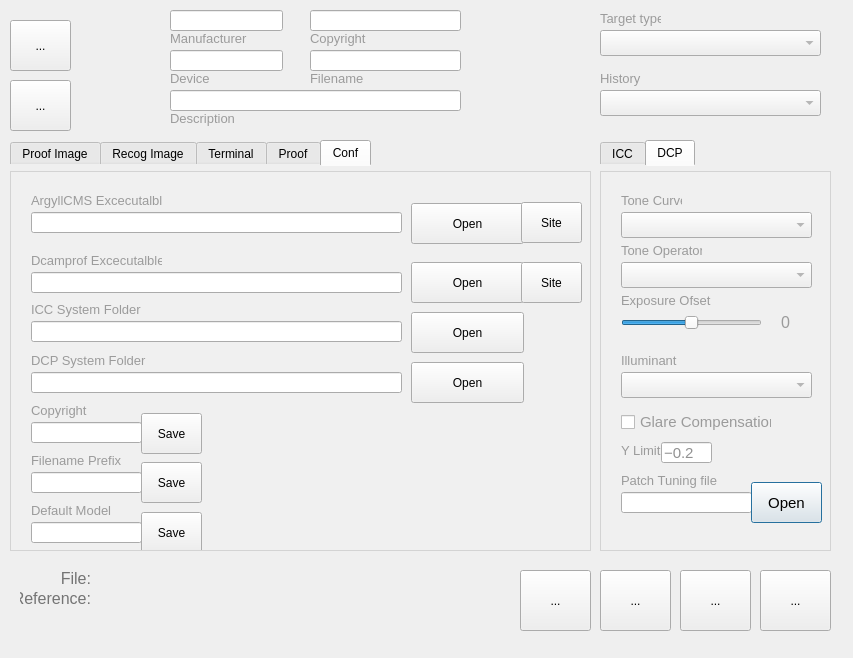
Above: main.ui from jpereiranet/roughprofiler before the change. Below: the same form after it.
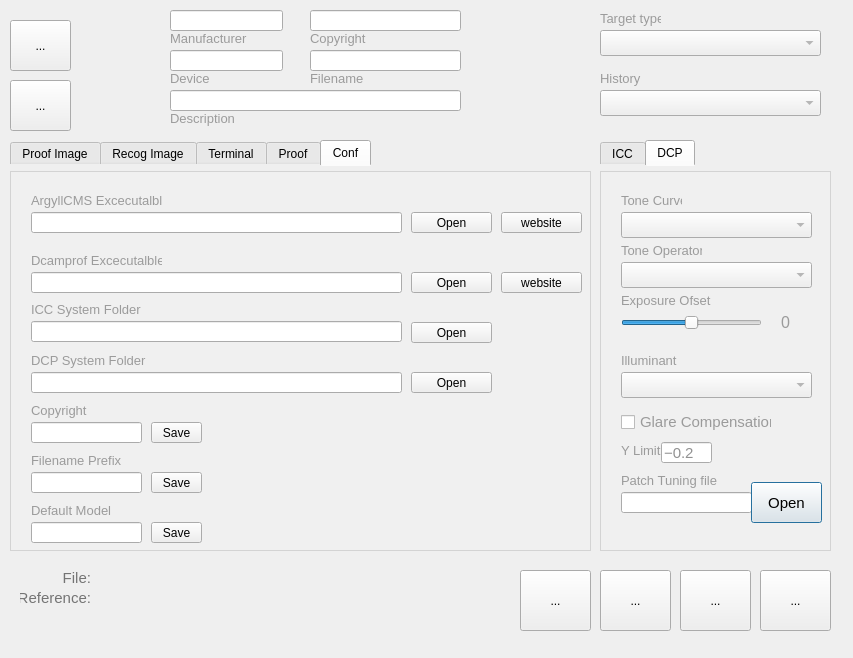
That is the form after the change. The open tabs and pages were chosen to show the change.

```diff
--- a/main.ui
+++ b/main.ui
@@ -22,6 +22,11 @@
     <height>0</height>
    </size>
   </property>
+  <property name="font">
+   <font>
+    <family>Arial</family>
+   </font>
+  </property>
   <property name="windowTitle">
    <string>RoughProfiler2 by JPEREIRA.net</string>
   </property>
@@ -89,7 +94,8 @@
    </property>
    <property name="font">
     <font>
-     <pointsize>12</pointsize>
+     <family>Arial</family>
+     <pointsize>11</pointsize>
     </font>
    </property>
    <property name="styleSheet">
@@ -113,7 +119,8 @@
    </property>
    <property name="font">
     <font>
-     <pointsize>12</pointsize>
+     <family>Arial</family>
+     <pointsize>11</pointsize>
     </font>
    </property>
    <property name="styleSheet">
@@ -994,6 +1001,11 @@
      <height>411</height>
     </rect>
    </property>
+   <property name="font">
+    <font>
+     <family>Arial</family>
+    </font>
+   </property>
    <property name="autoFillBackground">
     <bool>false</bool>
    </property>
@@ -1317,32 +1329,6 @@
       <string>Dcamprof Excecutalbles</string>
      </property>
     </widget>
-    <widget class="QPushButton" name="OpenArgyllPath">
-     <property name="geometry">
-      <rect>
-       <x>400</x>
-       <y>31</y>
-       <width>113</width>
-       <height>41</height>
-      </rect>
-     </property>
-     <property name="text">
-      <string>Open</string>
-     </property>
-    </widget>
-    <widget class="QPushButton" name="openDcamprofPath">
-     <property name="geometry">
-      <rect>
-       <x>400</x>
-       <y>90</y>
-       <width>113</width>
-       <height>41</height>
-      </rect>
-     </property>
-     <property name="text">
-      <string>Open</string>
-     </property>
-    </widget>
     <widget class="QLineEdit" name="boxConfICCPath">
      <property name="geometry">
       <rect>
@@ -1364,19 +1350,6 @@
       <bool>true</bool>
      </property>
     </widget>
-    <widget class="QPushButton" name="OpenICCsystemPath">
-     <property name="geometry">
-      <rect>
-       <x>400</x>
-       <y>140</y>
-       <width>113</width>
-       <height>41</height>
-      </rect>
-     </property>
-     <property name="text">
-      <string>Open</string>
-     </property>
-    </widget>
     <widget class="QLabel" name="confLabelICCPath">
      <property name="geometry">
       <rect>
@@ -1419,19 +1392,6 @@
       <string>DCP System Folder</string>
      </property>
     </widget>
-    <widget class="QPushButton" name="OpenDCPsistemPath">
-     <property name="geometry">
-      <rect>
-       <x>400</x>
-       <y>190</y>
-       <width>113</width>
-       <height>41</height>
-      </rect>
-     </property>
-     <property name="text">
-      <string>Open</string>
-     </property>
-    </widget>
     <widget class="QLineEdit" name="boxConfDCPSystemPath">
      <property name="geometry">
       <rect>
@@ -1464,6 +1424,7 @@
      </property>
      <property name="font">
       <font>
+       <family>Arial</family>
        <pointsize>11</pointsize>
       </font>
      </property>
@@ -1482,6 +1443,7 @@
      </property>
      <property name="font">
       <font>
+       <family>Arial</family>
        <pointsize>10</pointsize>
       </font>
      </property>
@@ -1492,19 +1454,6 @@
       <string>Copyright</string>
      </property>
     </widget>
-    <widget class="QPushButton" name="SaveCopyright">
-     <property name="geometry">
-      <rect>
-       <x>130</x>
-       <y>241</y>
-       <width>61</width>
-       <height>41</height>
-      </rect>
-     </property>
-     <property name="text">
-      <string>Save</string>
-     </property>
-    </widget>
     <widget class="QLineEdit" name="boxConfFilenamePrefix">
      <property name="geometry">
       <rect>
@@ -1516,6 +1465,7 @@
      </property>
      <property name="font">
       <font>
+       <family>Arial</family>
        <pointsize>11</pointsize>
       </font>
      </property>
@@ -1534,6 +1484,7 @@
      </property>
      <property name="font">
       <font>
+       <family>Arial</family>
        <pointsize>10</pointsize>
       </font>
      </property>
@@ -1544,19 +1495,6 @@
       <string>Filename Prefix</string>
      </property>
     </widget>
-    <widget class="QPushButton" name="SaveFilenamePrefix">
-     <property name="geometry">
-      <rect>
-       <x>130</x>
-       <y>290</y>
-       <width>61</width>
-       <height>41</height>
-      </rect>
-     </property>
-     <property name="text">
-      <string>Save</string>
-     </property>
-    </widget>
     <widget class="QLineEdit" name="boxConfDefaultModel">
      <property name="geometry">
       <rect>
@@ -1568,6 +1506,7 @@
      </property>
      <property name="font">
       <font>
+       <family>Arial</family>
        <pointsize>11</pointsize>
       </font>
      </property>
@@ -1586,6 +1525,7 @@
      </property>
      <property name="font">
       <font>
+       <family>Arial</family>
        <pointsize>10</pointsize>
       </font>
      </property>
@@ -1596,43 +1536,166 @@
       <string>Default Model</string>
      </property>
     </widget>
-    <widget class="QPushButton" name="SaveDefaultModel">
+    <widget class="QToolButton" name="SaveCopyright">
      <property name="geometry">
       <rect>
-       <x>130</x>
-       <y>340</y>
-       <width>61</width>
-       <height>41</height>
+       <x>140</x>
+       <y>250</y>
+       <width>51</width>
+       <height>21</height>
       </rect>
      </property>
+     <property name="font">
+      <font>
+       <family>Arial</family>
+      </font>
+     </property>
      <property name="text">
       <string>Save</string>
      </property>
     </widget>
-    <widget class="QPushButton" name="ArgyllOpenSite">
+    <widget class="QToolButton" name="SaveFilenamePrefix">
      <property name="geometry">
       <rect>
-       <x>510</x>
-       <y>30</y>
-       <width>61</width>
-       <height>41</height>
+       <x>140</x>
+       <y>300</y>
+       <width>51</width>
+       <height>21</height>
       </rect>
      </property>
+     <property name="font">
+      <font>
+       <family>Arial</family>
+      </font>
+     </property>
      <property name="text">
-      <string>Site</string>
+      <string>Save</string>
      </property>
     </widget>
-    <widget class="QPushButton" name="DCamprofOpenSite">
+    <widget class="QToolButton" name="SaveDefaultModel">
      <property name="geometry">
       <rect>
-       <x>510</x>
-       <y>90</y>
-       <width>61</width>
-       <height>41</height>
+       <x>140</x>
+       <y>350</y>
+       <width>51</width>
+       <height>21</height>
       </rect>
      </property>
+     <property name="font">
+      <font>
+       <family>Arial</family>
+      </font>
+     </property>
      <property name="text">
-      <string>Site</string>
+      <string>Save</string>
+     </property>
+    </widget>
+    <widget class="QToolButton" name="OpenArgyllPath">
+     <property name="geometry">
+      <rect>
+       <x>400</x>
+       <y>40</y>
+       <width>81</width>
+       <height>21</height>
+      </rect>
+     </property>
+     <property name="font">
+      <font>
+       <family>Arial</family>
+      </font>
+     </property>
+     <property name="text">
+      <string>Open</string>
+     </property>
+    </widget>
+    <widget class="QToolButton" name="openDcamprofPath">
+     <property name="geometry">
+      <rect>
+       <x>400</x>
+       <y>100</y>
+       <width>81</width>
+       <height>21</height>
+      </rect>
+     </property>
+     <property name="font">
+      <font>
+       <family>Arial</family>
+      </font>
+     </property>
+     <property name="text">
+      <string>Open</string>
+     </property>
+    </widget>
+    <widget class="QToolButton" name="OpenICCsystemPath">
+     <property name="geometry">
+      <rect>
+       <x>400</x>
+       <y>150</y>
+       <width>81</width>
+       <height>21</height>
+      </rect>
+     </property>
+     <property name="font">
+      <font>
+       <family>Arial</family>
+      </font>
+     </property>
+     <property name="text">
+      <string>Open</string>
+     </property>
+    </widget>
+    <widget class="QToolButton" name="OpenDCPsistemPath">
+     <property name="geometry">
+      <rect>
+       <x>400</x>
+       <y>200</y>
+       <width>81</width>
+       <height>21</height>
+      </rect>
+     </property>
+     <property name="font">
+      <font>
+       <family>Arial</family>
+      </font>
+     </property>
+     <property name="text">
+      <string>Open</string>
+     </property>
+    </widget>
+    <widget class="QToolButton" name="ArgyllOpenSite">
+     <property name="geometry">
+      <rect>
+       <x>490</x>
+       <y>40</y>
+       <width>81</width>
+       <height>21</height>
+      </rect>
+     </property>
+     <property name="font">
+      <font>
+       <family>Arial</family>
+      </font>
+     </property>
+     <property name="text">
+      <string>website</string>
+     </property>
+    </widget>
+    <widget class="QToolButton" name="DCamprofOpenSite">
+     <property name="geometry">
+      <rect>
+       <x>490</x>
+       <y>100</y>
+       <width>81</width>
+       <height>21</height>
+      </rect>
+     </property>
+     <property name="font">
+      <font>
+       <family>Arial</family>
+      </font>
+     </property>
+     <property name="text">
+      <string>website</string>
      </property>
     </widget>
    </widget>
```
Left out of the diff: 105 changed lines with no effect on the pictures.
